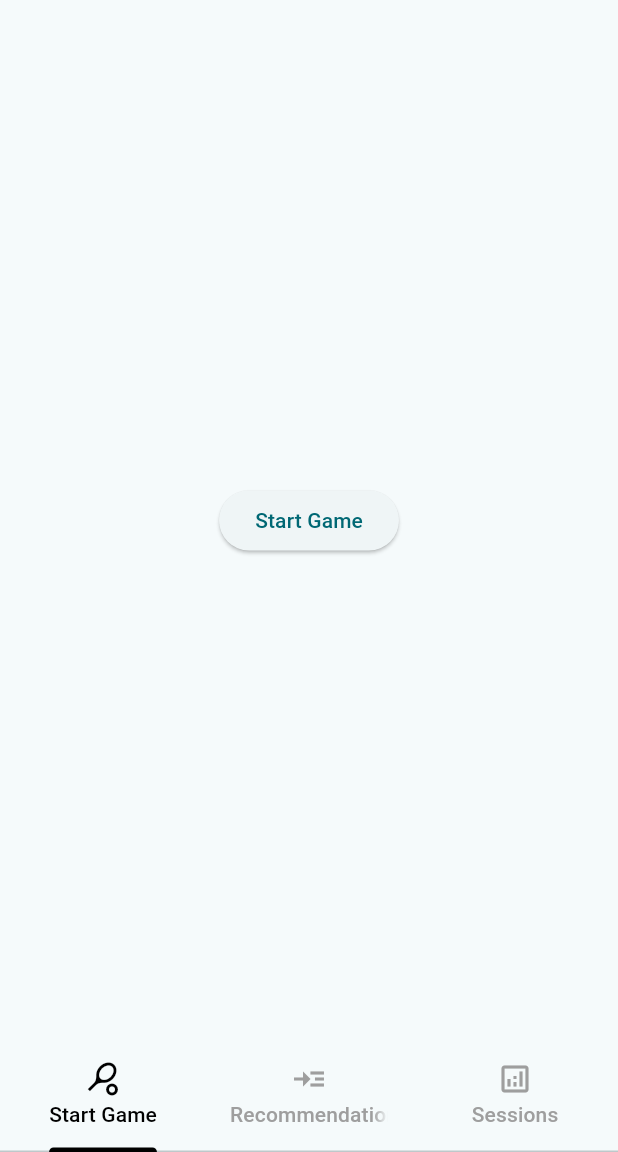
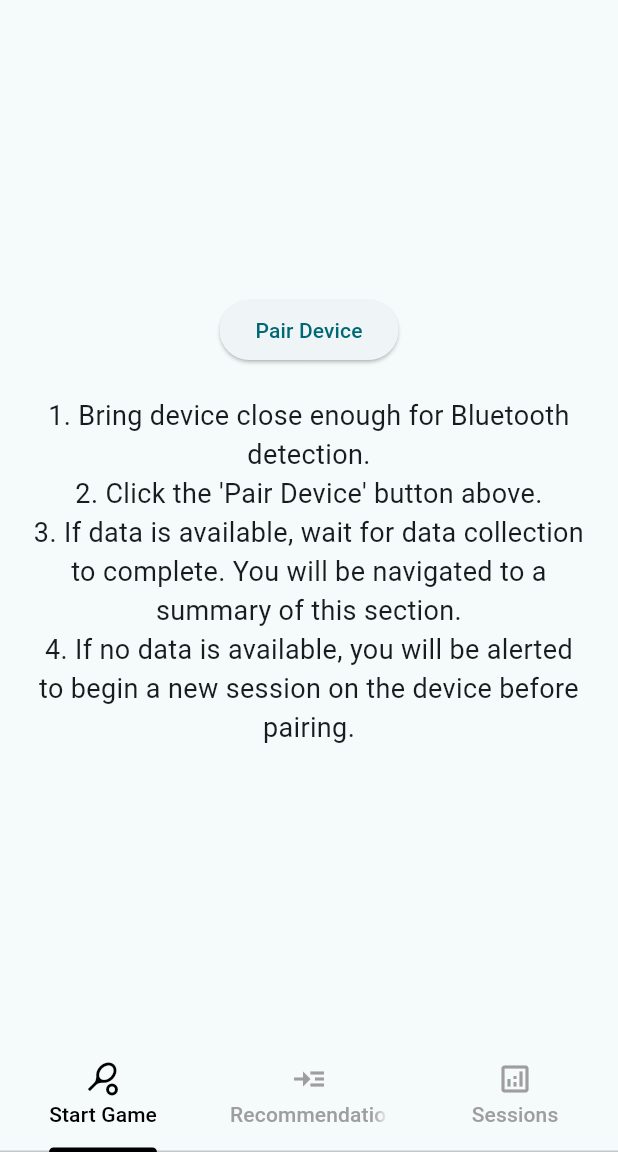
Before and after one commit to Pickletronics/Pickletronics, a Flutter app: the screen it shows after launch, on a phone screen of 412 x 824 dp, the part 84-1236 px from its top. Run offline on Flutter 3.47's test engine with Material 3 defaults, Android fonts, the light colour scheme and no system bars.

Commit message:
File structure & instruction list for start game tab

```diff
--- a/pickletronics/lib/main.dart
+++ b/pickletronics/lib/main.dart
@@ -1,4 +1,5 @@
 import 'package:flutter/material.dart';
+import 'StartGame/startGameView.dart';
 
 void main() {
   runApp(const MyApp());
@@ -73,16 +74,11 @@ class _MyHomePageState extends State<MyHomePage> {
           // the App.build method, and use it to set our appbar title.
           title: Text(widget.title),
         ),
-        body: const TabBarView(
+        body: TabBarView(
           children: [
-            Center(
-              child: ElevatedButton(
-                onPressed: startGame,
-                child: Text('Start Game'),
-              ),
-            ),
-            Center(child: Text('Recommendations')),
-            Center(child: Text('Sessions')),
+            StartGameView(),
+            const Center(child: Text('Recommendations')),
+            const Center(child: Text('Sessions')),
           ],
         ),
      bottomNavigationBar: const TabBar(
--- /dev/null
+++ b/pickletronics/lib/startGame/startGameView.dart
@@ -0,0 +1,60 @@
+import 'package:flutter/material.dart';
+
+class StartGameView extends StatelessWidget {
+  const StartGameView({Key? key}) : super(key: key);
+
+  @override
+Widget build(BuildContext context) {
+  return Center(
+    child: Column(
+      mainAxisAlignment: MainAxisAlignment.center,
+      children: [
+        Center(
+          child: ElevatedButton(
+            onPressed: startGame,
+            child: const Text('Pair Device'),
+          ),
+        ),
+        const SizedBox(height: 20), // Adds space between the button and the text
+        const Padding(
+          padding: EdgeInsets.symmetric(horizontal: 20.0), // Adds horizontal padding for better readability
+          child: Text(
+            '1. Bring device close enough for Bluetooth detection.',
+            style: TextStyle(fontSize: 18),
+            textAlign: TextAlign.center, // Aligns text in the center
+          ),
+        ),
+        const Padding(
+          padding: EdgeInsets.symmetric(horizontal: 20.0),
+          child: Text(
+            '2. Click the \'Pair Device\' button above.',
+            style: TextStyle(fontSize: 18),
+            textAlign: TextAlign.center,
+          ),
+        ),
+        const Padding(
+          padding: EdgeInsets.symmetric(horizontal: 20.0),
+          child: Text(
+            '3. If data is available, wait for data collection to complete. You will be navigated to a summary of this section.',
+            style: TextStyle(fontSize: 18),
+            textAlign: TextAlign.center,
+          ),
+        ),
+        const Padding(
+          padding: EdgeInsets.symmetric(horizontal: 20.0),
+          child: Text(
+            '4. If no data is available, you will be alerted to begin a new session on the device before pairing.',
+            style: TextStyle(fontSize: 18),
+            textAlign: TextAlign.center,
+          ),
+        ),
+      ],
+    ),
+  );
+}
+
+  void startGame() {
+    // TODO: Bluetooth pairing logic goes here
+    print('Start Game button pressed');
+  }
+}
```
